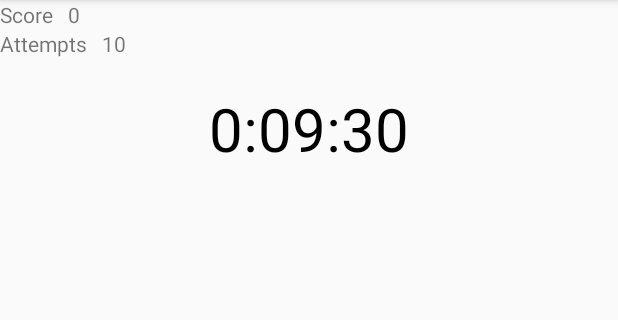
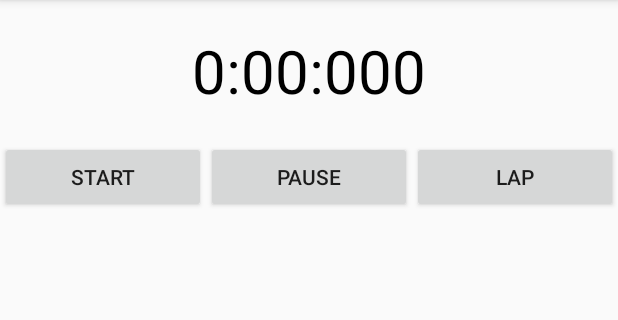
Before and after one commit to davidrawlings10/StopwatchChallenge, an Android app: the screen it shows after launch (MainActivity), on a phone screen of 412 x 824 dp, the part 84-404 px from its top. Run offline under Robolectric (Android 15) with nearby library versions, the phone set to English and light mode, and no system bars.

Commit message:
revert back to initial example to investigate issue

```diff
--- a/app/src/main/java/com/example/stopwatchchallenge/MainActivity.java
+++ b/app/src/main/java/com/example/stopwatchchallenge/MainActivity.java
@@ -12,32 +12,29 @@ import android.widget.Button;
 import android.widget.LinearLayout;
 import android.widget.TextView;
 
+import org.w3c.dom.Text;
+
 public class MainActivity extends AppCompatActivity {
 
-    Handler handler = new Handler();
+    Button btnStart, btnPause, btnLap;
+    TextView txtTimer;
+    Handler customHandler = new Handler();
     LinearLayout container;
-    LinearLayout background;
-    Button btnHome;
-    TextView timerViewObject;
-    TextView scoreViewObject;
-    TextView attemptsViewObject;
 
-    long startTime=0L,timeInMilliseconds=0L;
-
-    int score = 0;
-    int attempts = 10;
+    long startTime=0L,timeInMilliseconds=0L,timeSwapBuff=0L,updateTime=0L;
 
     Runnable updateTimerThread = new Runnable() {
         @Override
         public void run() {
             timeInMilliseconds = SystemClock.uptimeMillis()-startTime;
+            updateTime = timeSwapBuff+timeInMilliseconds;
             int secs=(int)(timeInMilliseconds/1000);
             int mins=secs/60;
             secs%=60;
-            int milliseconds=(int)(timeInMilliseconds%1000/10);
-            timerViewObject.setText(""+mins+":"+String.format("%02d",secs)+":"
-                                        +String.format("%02d",milliseconds));
-            handler.postDelayed(this, 0);
+            int milliseconds=(int)(updateTime%1000/10);
+            txtTimer.setText(""+mins+":"+String.format("%02d",secs)+":"
+                                        +String.format("%03d",milliseconds));
+            customHandler.postDelayed(this, 0);
         }
     };
 
@@ -45,67 +42,37 @@ public class MainActivity extends AppCompatActivity {
     protected void onCreate(Bundle savedInstanceState) {
         super.onCreate(savedInstanceState);
         setContentView(R.layout.activity_main);
+
+        btnStart = (Button)findViewById(R.id.btnStart);
+        btnPause = (Button)findViewById(R.id.btnPause);
+        btnLap = (Button)findViewById(R.id.btnLap);
+        txtTimer = (TextView)findViewById(R.id.timerValue);
         container = (LinearLayout)findViewById(R.id.container);
-        background = (LinearLayout)findViewById(R.id.background);
-        btnHome = (Button)findViewById(R.id.btnHome);
-        timerViewObject = (TextView)findViewById(R.id.timerView);
-        scoreViewObject = (TextView)findViewById(R.id.scoreView);
-        scoreViewObject.setText("Score   " + Integer.toString(score));
-        attemptsViewObject = (TextView)findViewById(R.id.attemptsView);
-        attemptsViewObject.setText("Attempts   " + Integer.toString(attempts));
-        startTime = SystemClock.uptimeMillis();
-        handler.postDelayed(updateTimerThread, 0);
 
-        background.setOnClickListener(new View.OnClickListener() {
+        btnStart.setOnClickListener(new View.OnClickListener() {
+            @Override
+            public void onClick(View view) {
+                startTime = SystemClock.uptimeMillis();
+
+                customHandler.postDelayed(updateTimerThread,0);
+            }
+        });
+
+        btnPause.setOnClickListener(new View.OnClickListener() {
+            @Override
+            public void onClick(View view) {
+                timeSwapBuff+=timeInMilliseconds;
+                customHandler.removeCallbacks(updateTimerThread);
+            }
+        });
+
+        btnLap.setOnClickListener(new View.OnClickListener() {
             @Override
             public void onClick(View view) {
                 LayoutInflater inflater = (LayoutInflater)getBaseContext().getSystemService(Context.LAYOUT_INFLATER_SERVICE);
                 View addView = inflater.inflate(R.layout.row, null);
-
-                TextView rowViewObject = (TextView)addView.findViewById(R.id.rowView);
-                rowViewObject.setText(timerViewObject.getText());
-                Integer tenth = Integer.parseInt(timerViewObject.getText().toString().substring(5, 6));
-                Integer hundredth = Integer.parseInt(timerViewObject.getText().toString().substring(6, 7));
-                switch (tenth) {
-                    case 0:
-                    case 9:
-                        if (tenth == 0 && hundredth == 0) {
-                            rowViewObject.setTextColor(Color.BLUE);
-                            score += 10;
-                            attempts--;
-                            scoreViewObject.setText("Score   " + Integer.toString(score));
-                            attemptsViewObject.setText("Attempts   " + Integer.toString(attempts));
-                        }
-                        else {
-                            //txtValue.setTextColor(Color.GREEN);
-                            rowViewObject.setTextColor(Color.rgb(0, 255, 0));
-                            score += 5;
-                            attempts--;
-                            scoreViewObject.setText("Score   " + Integer.toString(score));
-                            attemptsViewObject.setText("Attempts   " + Integer.toString(attempts));
-                        }
-                        break;
-                    case 1:
-                    case 8:
-                        rowViewObject.setTextColor(Color.rgb(255, 200, 0));
-                        score += 3;
-                        attempts--;
-                        scoreViewObject.setText("Score   " + Integer.toString(score));
-                        attemptsViewObject.setText("Attempts   " + Integer.toString(attempts));
-                        break;
-                    case 2:
-                    case 7:
-                        rowViewObject.setTextColor(Color.rgb(255, 125, 0));
-                        score += 1;
-                        attempts--;
-                        scoreViewObject.setText("Score   " + Integer.toString(score));
-                        attemptsViewObject.setText("Attempts   " + Integer.toString(attempts));
-                        break;
-                    default:
-                        rowViewObject.setTextColor(Color.rgb(255, 0, 0));
-                        break;
-                }
-                container.addView(addView, 0);
+                TextView txtValue = (TextView)addView.findViewById(R.id.txtContent);
+                container.addView(addView);
             }
         });
     }
--- a/app/src/main/res/layout/activity_main.xml
+++ b/app/src/main/res/layout/activity_main.xml
@@ -1,59 +1,53 @@
 <?xml version="1.0" encoding="utf-8"?>
 <LinearLayout xmlns:android="http://schemas.android.com/apk/res/android"
     xmlns:tools="http://schemas.android.com/tools"
-    android:id="@+id/background"
     android:layout_width="match_parent"
     android:layout_height="match_parent"
     android:orientation="vertical"
     tools:context=".MainActivity">
 
     <TextView
-        android:id="@+id/scoreView"
-        android:layout_width="wrap_content"
-        android:layout_height="wrap_content"
-        android:text="Large Text"/>
-
-    <TextView
-        android:id="@+id/attemptsView"
-        android:layout_width="wrap_content"
-        android:layout_height="wrap_content"
-        android:text="Large Text"/>
-
-    <TextView
-        android:id="@+id/timerView"
+        android:id="@+id/timerValue"
         android:layout_gravity="center_horizontal"
         android:layout_marginTop="20dp"
         android:layout_marginBottom="20dp"
         android:textSize="40sp"
         android:textColor="#000000"
+        android:text="0:00:000"
         android:fontFamily="georgia-medium"
         android:layout_width="wrap_content"
-        android:layout_height="wrap_content"
-        android:typeface="monospace"/>
+        android:layout_height="wrap_content"/>
 
     <LinearLayout
         android:orientation="horizontal"
         android:layout_width="match_parent"
-        android:layout_height="wrap_content"
-        android:gravity="center"
-        android:layout_gravity="center"
-        android:layout_centerHorizontal="true"
-        android:layout_centerVertical="true">
+        android:layout_height="wrap_content">
 
         <Button
-            android:id="@+id/btnHome"
-            android:text="H"
+            android:id="@+id/btnStart"
+            android:text="Start"
             android:layout_weight="1"
-            android:layout_width="50px"
+            android:layout_width="0dp"
             android:layout_height="wrap_content"/>
 
+        <Button
+            android:id="@+id/btnPause"
+            android:text="Pause"
+            android:layout_weight="1"
+            android:layout_width="0dp"
+            android:layout_height="wrap_content"/>
+
+        <Button
+            android:id="@+id/btnLap"
+            android:text="Lap"
+            android:layout_weight="1"
+            android:layout_width="0dp"
+            android:layout_height="wrap_content"/>
+
+    </LinearLayout>
     <LinearLayout
         android:layout_width="match_parent"
-            android:layout_height="wrap_content"
-            android:gravity="center"
-            android:layout_gravity="center"
-            android:layout_centerHorizontal="true"
-            android:layout_centerVertical="true">
+        android:layout_height="wrap_content">
         <ScrollView
             android:layout_width="match_parent"
             android:layout_height="wrap_content">
@@ -61,12 +55,7 @@
                 android:id="@+id/container"
                 android:orientation="vertical"
                 android:layout_width="match_parent"
-                    android:gravity="center"
-                    android:layout_gravity="center"
-                    android:layout_centerHorizontal="true"
-                    android:layout_centerVertical="true"
                 android:layout_height="wrap_content"></LinearLayout>
         </ScrollView>
     </LinearLayout>
 </LinearLayout>
-</LinearLayout>
--- a/app/src/main/res/layout/row.xml
+++ b/app/src/main/res/layout/row.xml
@@ -10,5 +10,5 @@
         android:layout_height="match_parent"
         android:textAppearance="?android:attr/textAppearanceLarge"
         android:text="Large Text"
-        android:id="@+id/rowView"/>
+        android:id="@+id/txtContent"/>
 </android.support.constraint.ConstraintLayout>
```
Lines whose indentation alone changed are shown as unchanged.
